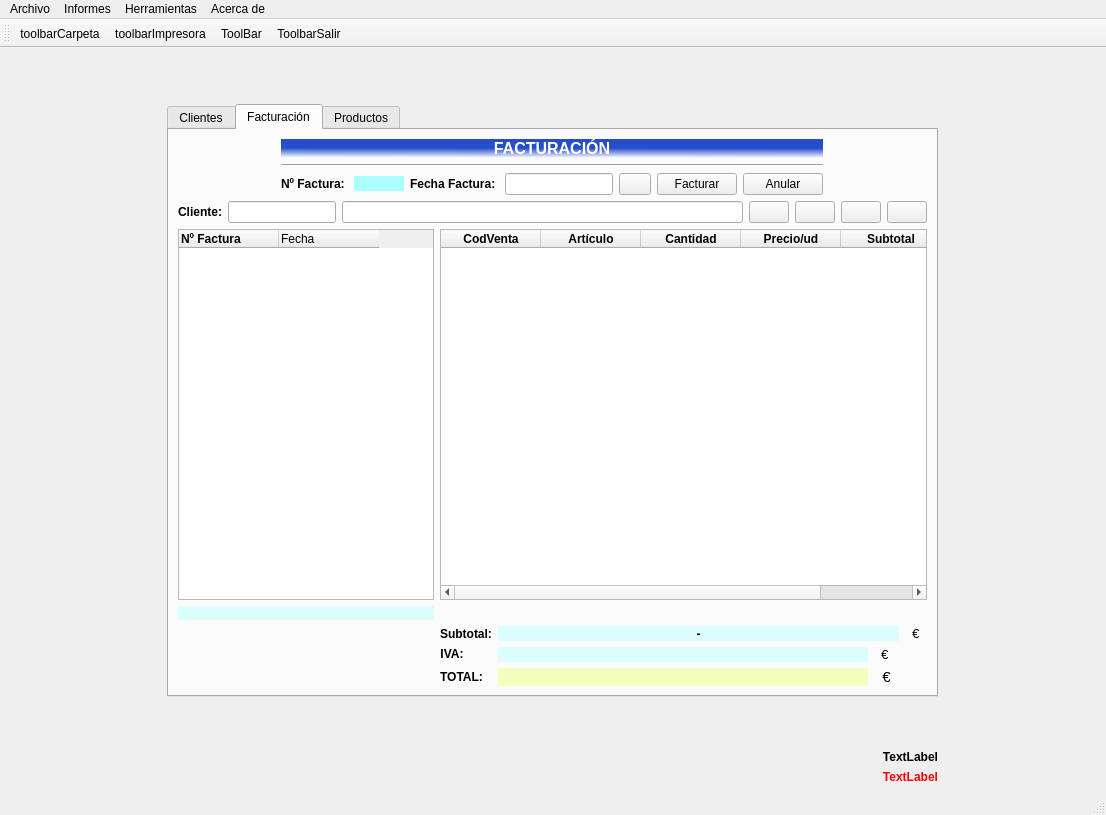
The window that ventana.ui (byChamaco/BLANCOLORENZO) describes before a commit, drawn with Qt 5.
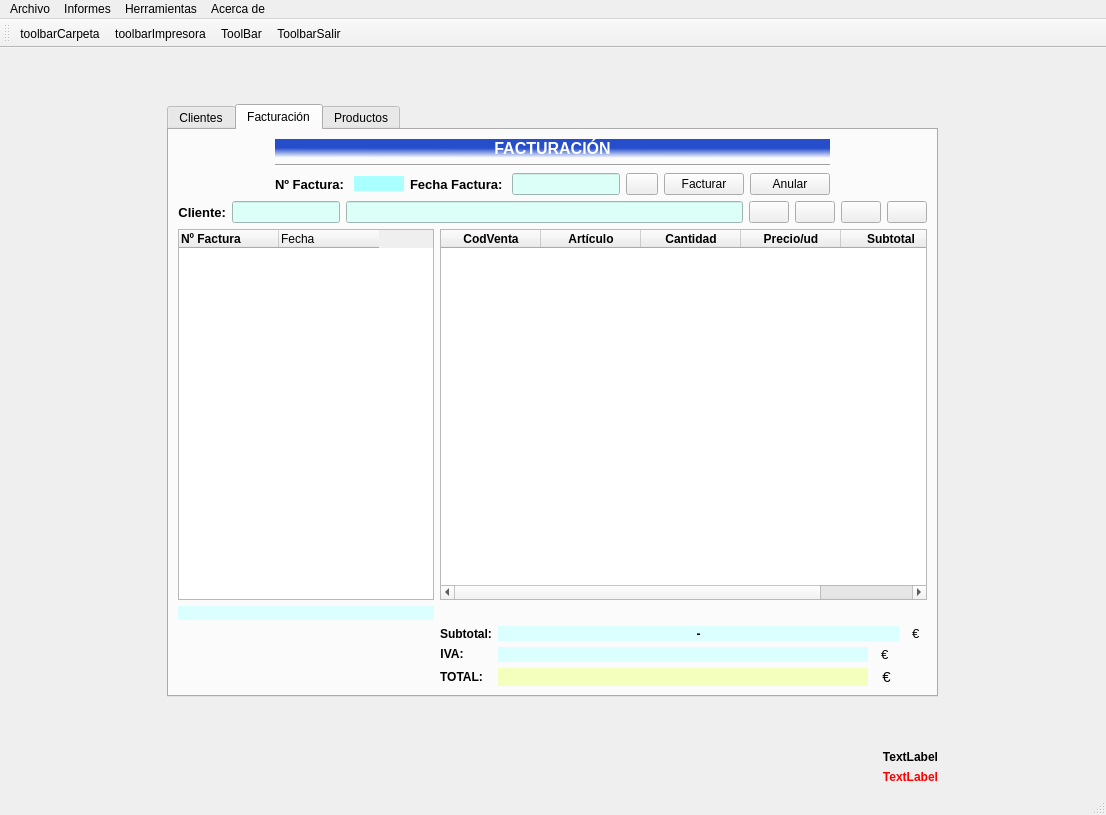
The same window after the commit. The open tabs and pages were chosen to show the change. Icons and pictures are not drawn.

```diff
--- a/ventana.ui
+++ b/ventana.ui
@@ -987,6 +987,7 @@
                 </property>
                 <property name="font">
                  <font>
+                  <pointsize>10</pointsize>
                   <weight>75</weight>
                   <bold>true</bold>
                  </font>
@@ -1036,6 +1037,7 @@
                 </property>
                 <property name="font">
                  <font>
+                  <pointsize>10</pointsize>
                   <weight>75</weight>
                   <bold>true</bold>
                  </font>
@@ -1059,6 +1061,9 @@
                   <height>0</height>
                  </size>
                 </property>
+                <property name="styleSheet">
+                 <string notr="true">background-color: rgb(220, 255, 247);</string>
+                </property>
                 <property name="alignment">
                  <set>Qt::AlignCenter</set>
                 </property>
@@ -1135,6 +1140,7 @@
               </property>
               <property name="font">
                <font>
+                <pointsize>10</pointsize>
                 <weight>75</weight>
                 <bold>true</bold>
                </font>
@@ -1155,6 +1161,9 @@
                 <verstretch>0</verstretch>
                </sizepolicy>
               </property>
+              <property name="styleSheet">
+               <string notr="true">background-color: rgb(220, 255, 247);</string>
+              </property>
               <property name="alignment">
                <set>Qt::AlignCenter</set>
               </property>
@@ -1168,6 +1177,9 @@
                 <verstretch>0</verstretch>
                </sizepolicy>
               </property>
+              <property name="styleSheet">
+               <string notr="true">background-color: rgb(220, 255, 247);</string>
+              </property>
              </widget>
             </item>
             <item row="0" column="3">
```
Left out of the diff: 5 changed lines with no effect on the pictures.
